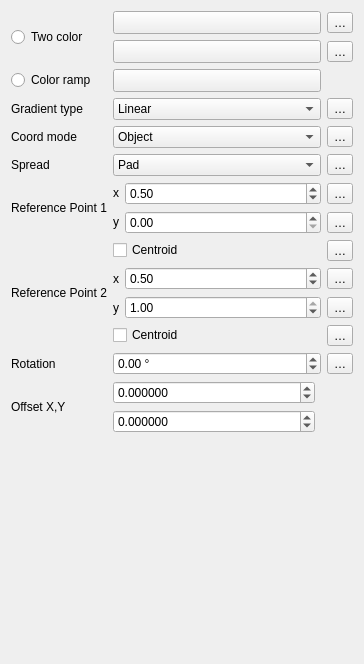
carsmie/QGIS, file src/ui/symbollayer/widget_gradientfill.ui: the form before one commit.
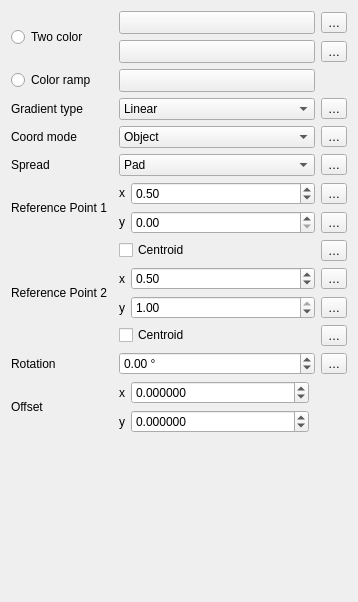
The form after the commit. Custom widgets are drawn as their Qt base class.

```diff
--- a/src/ui/symbollayer/widget_gradientfill.ui
+++ b/src/ui/symbollayer/widget_gradientfill.ui
@@ -6,15 +6,15 @@
    <rect>
     <x>0</x>
     <y>0</y>
-    <width>364</width>
-    <height>664</height>
+    <width>358</width>
+    <height>602</height>
    </rect>
   </property>
   <property name="windowTitle">
    <string>Form</string>
   </property>
   <layout class="QGridLayout" name="gridLayout">
-   <item row="8" column="1" rowspan="2">
+   <item row="8" column="2" rowspan="2">
     <layout class="QHBoxLayout" name="horizontalLayout_11">
      <item>
       <widget class="QLabel" name="label_7">
@@ -41,7 +41,7 @@
      </item>
     </layout>
    </item>
-   <item row="6" column="1" rowspan="2">
+   <item row="6" column="2" rowspan="2">
     <layout class="QHBoxLayout" name="horizontalLayout_6">
      <item>
       <widget class="QLabel" name="label_5">
@@ -71,14 +71,14 @@
      </item>
     </layout>
    </item>
-   <item row="5" column="2">
+   <item row="5" column="3">
     <widget class="QgsPropertyOverrideButton" name="mSpreadDDBtn">
      <property name="text">
       <string>…</string>
      </property>
     </widget>
    </item>
-   <item row="1" column="1">
+   <item row="1" column="2">
     <widget class="QgsColorButton" name="btnChangeColor2">
      <property name="sizePolicy">
       <sizepolicy hsizetype="Expanding" vsizetype="Fixed">
@@ -113,13 +113,11 @@
    <item row="18" column="0">
     <widget class="QLabel" name="label_6">
      <property name="text">
-      <string>Offset X,Y</string>
+      <string>Offset</string>
      </property>
     </widget>
    </item>
-   <item row="4" column="1">
-    <layout class="QHBoxLayout" name="horizontalLayout_3">
-     <item>
+   <item row="4" column="2">
       <widget class="QComboBox" name="cboCoordinateMode">
        <item>
         <property name="text">
@@ -133,8 +131,6 @@
        </item>
       </widget>
      </item>
-    </layout>
-   </item>
    <item row="3" column="0">
     <widget class="QLabel" name="label_2">
      <property name="text">
@@ -147,9 +143,12 @@
      <property name="text">
       <string>Reference Point 2</string>
      </property>
+     <property name="wordWrap">
+      <bool>true</bool>
+     </property>
     </widget>
    </item>
-   <item row="2" column="1">
+   <item row="2" column="2">
     <widget class="QgsColorRampButton" name="btnColorRamp">
      <property name="sizePolicy">
       <sizepolicy hsizetype="Expanding" vsizetype="Fixed">
@@ -171,16 +170,14 @@
      </property>
     </widget>
    </item>
-   <item row="8" column="2" rowspan="2">
+   <item row="8" column="3" rowspan="2">
     <widget class="QgsPropertyOverrideButton" name="mRefPoint1YDDBtn">
      <property name="text">
       <string>…</string>
      </property>
     </widget>
    </item>
-   <item row="3" column="1">
-    <layout class="QHBoxLayout" name="horizontalLayout_4">
-     <item>
+   <item row="3" column="2">
       <widget class="QComboBox" name="cboGradientType">
        <item>
         <property name="text">
@@ -199,9 +196,7 @@
        </item>
       </widget>
      </item>
-    </layout>
-   </item>
-   <item row="0" column="1">
+   <item row="0" column="2">
     <widget class="QgsColorButton" name="btnChangeColor">
      <property name="sizePolicy">
       <sizepolicy hsizetype="Expanding" vsizetype="Fixed">
@@ -226,7 +221,7 @@
      </property>
     </widget>
    </item>
-   <item row="13" column="1" rowspan="2">
+   <item row="13" column="2" rowspan="2">
     <layout class="QHBoxLayout" name="horizontalLayout_12">
      <item>
       <widget class="QLabel" name="label_10">
@@ -256,14 +251,14 @@
      </item>
     </layout>
    </item>
-   <item row="17" column="2">
+   <item row="17" column="3">
     <widget class="QgsPropertyOverrideButton" name="mAngleDDBtn">
      <property name="text">
       <string>…</string>
      </property>
     </widget>
    </item>
-   <item row="4" column="2">
+   <item row="4" column="3">
     <widget class="QgsPropertyOverrideButton" name="mCoordinateModeDDBtn">
      <property name="text">
       <string>…</string>
@@ -277,9 +272,7 @@
      </property>
     </widget>
    </item>
-   <item row="5" column="1">
-    <layout class="QHBoxLayout" name="horizontalLayout_5">
-     <item>
+   <item row="5" column="2">
       <widget class="QComboBox" name="cboGradientSpread">
        <item>
         <property name="text">
@@ -298,46 +291,51 @@
        </item>
       </widget>
      </item>
-    </layout>
-   </item>
-   <item row="3" column="2">
+   <item row="3" column="3">
     <widget class="QgsPropertyOverrideButton" name="mGradientTypeDDBtn">
      <property name="text">
       <string>…</string>
      </property>
     </widget>
    </item>
-   <item row="10" column="1">
+   <item row="10" column="2">
     <widget class="QCheckBox" name="checkRefPoint1Centroid">
      <property name="text">
       <string>Centroid</string>
      </property>
     </widget>
    </item>
-   <item row="0" column="2">
+   <item row="0" column="3">
     <widget class="QgsPropertyOverrideButton" name="mStartColorDDBtn">
      <property name="text">
       <string>…</string>
      </property>
     </widget>
    </item>
-   <item row="13" column="2" rowspan="2">
+   <item row="13" column="3" rowspan="2">
     <widget class="QgsPropertyOverrideButton" name="mRefPoint2YDDBtn">
      <property name="text">
       <string>…</string>
      </property>
     </widget>
    </item>
-   <item row="15" column="2">
+   <item row="15" column="3">
     <widget class="QgsPropertyOverrideButton" name="mRefPoint2CentroidDDBtn">
      <property name="text">
       <string>…</string>
      </property>
     </widget>
    </item>
-   <item row="18" column="1">
+   <item row="18" column="2">
     <layout class="QGridLayout" name="gridLayout_4">
      <item row="1" column="0">
+      <widget class="QLabel" name="label_13">
+       <property name="text">
+        <string>y</string>
+       </property>
+      </widget>
+     </item>
+     <item row="1" column="1">
       <widget class="QgsDoubleSpinBox" name="spinOffsetY">
        <property name="sizePolicy">
         <sizepolicy hsizetype="Minimum" vsizetype="Fixed">
@@ -360,6 +358,13 @@
       </widget>
      </item>
      <item row="0" column="0">
+      <widget class="QLabel" name="label_12">
+       <property name="text">
+        <string>x</string>
+       </property>
+      </widget>
+     </item>
+     <item row="0" column="1">
       <widget class="QgsDoubleSpinBox" name="spinOffsetX">
        <property name="sizePolicy">
         <sizepolicy hsizetype="Minimum" vsizetype="Fixed">
@@ -381,7 +386,7 @@
        </property>
       </widget>
      </item>
-     <item row="0" column="1">
+     <item row="0" column="2" rowspan="2">
       <widget class="QgsUnitSelectionWidget" name="mOffsetUnitWidget" native="true">
        <property name="minimumSize">
         <size>
@@ -400,9 +405,7 @@
      </property>
     </widget>
    </item>
-   <item row="17" column="1">
-    <layout class="QHBoxLayout" name="horizontalLayout_9">
-     <item>
+   <item row="17" column="2">
       <widget class="QgsDoubleSpinBox" name="mSpinAngle">
        <property name="wrapping">
         <bool>true</bool>
@@ -411,7 +414,7 @@
         <string> °</string>
        </property>
        <property name="minimum">
-        <double>-360.000000000000000</double>
+      <double>0.000000000000000</double>
        </property>
        <property name="maximum">
         <double>360.000000000000000</double>
@@ -421,9 +424,7 @@
        </property>
       </widget>
      </item>
-    </layout>
-   </item>
-   <item row="15" column="1">
+   <item row="15" column="2">
     <widget class="QCheckBox" name="checkRefPoint2Centroid">
      <property name="text">
       <string>Centroid</string>
@@ -437,14 +438,14 @@
      </property>
     </widget>
    </item>
-   <item row="10" column="2">
+   <item row="10" column="3">
     <widget class="QgsPropertyOverrideButton" name="mRefPoint1CentroidDDBtn">
      <property name="text">
       <string>…</string>
      </property>
     </widget>
    </item>
-   <item row="1" column="2">
+   <item row="1" column="3">
     <widget class="QgsPropertyOverrideButton" name="mEndColorDDBtn">
      <property name="text">
       <string>…</string>
@@ -456,9 +457,12 @@
      <property name="text">
       <string>Reference Point 1</string>
      </property>
+     <property name="wordWrap">
+      <bool>true</bool>
+     </property>
     </widget>
    </item>
-   <item row="12" column="1">
+   <item row="12" column="2">
     <layout class="QHBoxLayout" name="horizontalLayout_7">
      <item>
       <widget class="QLabel" name="label_9">
@@ -488,7 +492,7 @@
      </item>
     </layout>
    </item>
-   <item row="6" column="2" rowspan="2">
+   <item row="6" column="3" rowspan="2">
     <widget class="QgsPropertyOverrideButton" name="mRefPoint1XDDBtn">
      <property name="text">
       <string>…</string>
@@ -502,14 +506,14 @@
      </property>
     </widget>
    </item>
-   <item row="12" column="2">
+   <item row="12" column="3">
     <widget class="QgsPropertyOverrideButton" name="mRefPoint2XDDBtn">
      <property name="text">
       <string>…</string>
      </property>
     </widget>
    </item>
-   <item row="19" column="0" colspan="3">
+   <item row="19" column="0" colspan="4">
     <spacer name="verticalSpacer">
      <property name="orientation">
       <enum>Qt::Vertical</enum>
@@ -549,6 +553,11 @@
   <zorder>mRefPoint1XDDBtn</zorder>
   <zorder>mRefPoint1YDDBtn</zorder>
   <zorder>mRefPoint2CentroidDDBtn</zorder>
+  <zorder>cboGradientType</zorder>
+  <zorder>mSpinAngle</zorder>
+  <zorder>cboGradientSpread</zorder>
+  <zorder>cboCoordinateMode</zorder>
+  <zorder>verticalSpacer</zorder>
  </widget>
  <customwidgets>
   <customwidget>
```
Left out of the diff: 12 changed lines with no effect on the pictures. Lines whose indentation alone changed are shown as unchanged.
